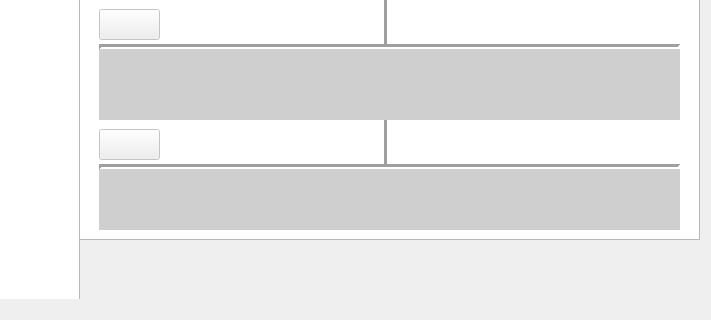
Before: the Qt Designer form ui/Main.ui in wjqsec/EmuGUI, drawn with Qt 5; both pictures show x 291 to 1002 and y 262 to 582 of the 1002 by 582 pixel window.
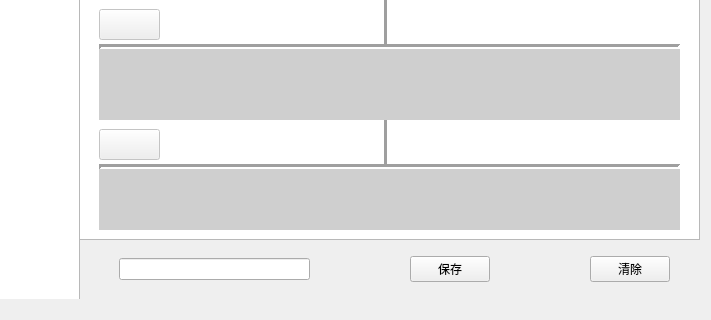
After: the same form once the commit is applied. Icons and pictures are not drawn.

The edit to the form file:
```diff
--- a/ui/Main.ui
+++ b/ui/Main.ui
@@ -2185,6 +2185,38 @@
           <string/>
          </property>
         </widget>
+        <widget class="QWidget" name="horizontalWidget_0" native="true">
+         <property name="geometry">
+          <rect>
+           <x>190</x>
+           <y>440</y>
+           <width>551</width>
+           <height>61</height>
+          </rect>
+         </property>
+         <layout class="QHBoxLayout" name="horizontalLayout_5">
+          <property name="spacing">
+           <number>100</number>
+          </property>
+          <item>
+           <widget class="QLineEdit" name="lineEdit_14"/>
+          </item>
+          <item>
+           <widget class="QPushButton" name="pushButton_95">
+            <property name="text">
+             <string>保存</string>
+            </property>
+           </widget>
+          </item>
+          <item>
+           <widget class="QPushButton" name="pushButton_93">
+            <property name="text">
+             <string>清除</string>
+            </property>
+           </widget>
+          </item>
+         </layout>
+        </widget>
        </widget>
       </widget>
      </item>
```
Left out of the diff: 32 changed lines with no effect on the pictures.
